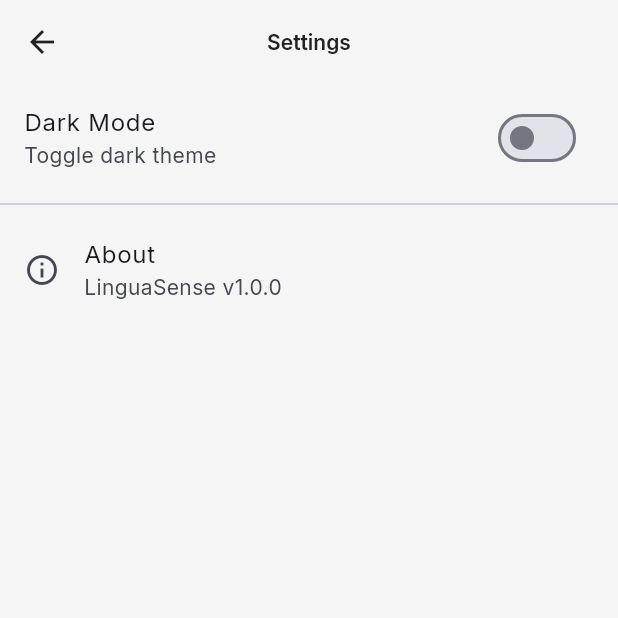
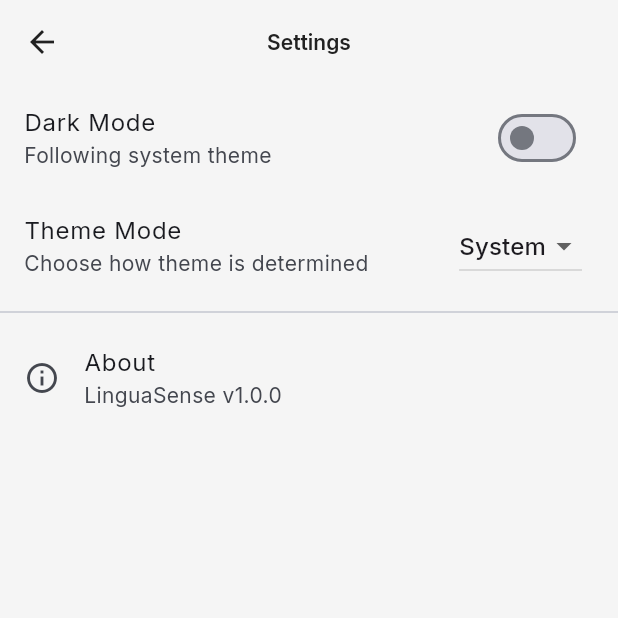
Before and after one commit to KarimAbushbak/ml-text-analysis-app, a Flutter app: the screen it shows after launch, after a tap on the "settings" icon, on a phone screen of 412 x 824 dp, the top half of it. Run offline on Flutter 3.47's test engine with Material 3 defaults, Android fonts, the light colour scheme and no system bars; our stand-ins replace bloc, flutter_bloc, go_router, google_fonts, shared_preferences.

Commit message:
feat: implement dark mode and language constants
- Add ThemeProvider for theme state management
- Add provider package dependency
- Update main.dart to use ThemeProvider
- Add theme toggle in Settings screen with dropdown
- Persist theme preference using SharedPreferences
- Extract language constants to shared file
- Add LanguageConstants class with language code mappings

```diff
--- /dev/null
+++ b/flutter/nlp_flutter_app/lib/core/theme/theme_provider.dart
@@ -0,0 +1,64 @@
+import 'package:flutter/material.dart';
+import 'package:shared_preferences/shared_preferences.dart';
+
+/// Theme provider to manage app theme state
+class ThemeProvider extends ChangeNotifier {
+  static const String _themeKey = 'theme_mode';
+  ThemeMode _themeMode = ThemeMode.system;
+
+  ThemeMode get themeMode => _themeMode;
+
+  bool get isDarkMode {
+    if (_themeMode == ThemeMode.system) {
+      return WidgetsBinding.instance.platformDispatcher.platformBrightness ==
+          Brightness.dark;
+    }
+    return _themeMode == ThemeMode.dark;
+  }
+
+  ThemeProvider() {
+    _loadTheme();
+  }
+
+  Future<void> _loadTheme() async {
+    try {
+      final prefs = await SharedPreferences.getInstance();
+      final savedTheme = prefs.getString(_themeKey);
+      if (savedTheme != null) {
+        _themeMode = ThemeMode.values.firstWhere(
+          (mode) => mode.toString() == savedTheme,
+          orElse: () => ThemeMode.system,
+        );
+        notifyListeners();
+      }
+    } catch (e) {
+      // If there's an error, use system default
+      _themeMode = ThemeMode.system;
+    }
+  }
+
+  Future<void> setThemeMode(ThemeMode mode) async {
+    if (_themeMode == mode) return;
+
+    _themeMode = mode;
+    notifyListeners();
+
+    try {
+      final prefs = await SharedPreferences.getInstance();
+      await prefs.setString(_themeKey, mode.toString());
+    } catch (e) {
+      // Ignore persistence errors
+    }
+  }
+
+  Future<void> toggleTheme() async {
+    if (_themeMode == ThemeMode.system) {
+      // If system mode, toggle to dark first
+      await setThemeMode(ThemeMode.dark);
+    } else if (_themeMode == ThemeMode.dark) {
+      await setThemeMode(ThemeMode.light);
+    } else {
+      await setThemeMode(ThemeMode.dark);
+    }
+  }
+}
--- a/flutter/nlp_flutter_app/lib/features/settings/settings_screen.dart
+++ b/flutter/nlp_flutter_app/lib/features/settings/settings_screen.dart
@@ -1,18 +1,16 @@
 import 'package:flutter/material.dart';
+import 'package:provider/provider.dart';
+import '../../core/theme/theme_provider.dart';
 
 /// Settings screen
-class SettingsScreen extends StatefulWidget {
+class SettingsScreen extends StatelessWidget {
   const SettingsScreen({super.key});
 
   @override
-  State<SettingsScreen> createState() => _SettingsScreenState();
-}
+  Widget build(BuildContext context) {
+    final themeProvider = context.watch<ThemeProvider>();
+    final isDarkMode = themeProvider.isDarkMode;
 
-class _SettingsScreenState extends State<SettingsScreen> {
-  bool _isDarkMode = false;
-
-  @override
-  Widget build(BuildContext context) {
     return Scaffold(
       appBar: AppBar(
         title: const Text('Settings'),
@@ -25,12 +23,47 @@ class _SettingsScreenState extends State<SettingsScreen> {
         children: [
           SwitchListTile(
             title: const Text('Dark Mode'),
-            subtitle: const Text('Toggle dark theme'),
-            value: _isDarkMode,
+            subtitle: Text(
+              themeProvider.themeMode == ThemeMode.system
+                  ? 'Following system theme'
+                  : isDarkMode
+                      ? 'Dark theme enabled'
+                      : 'Light theme enabled',
+            ),
+            value: isDarkMode,
             onChanged: (value) {
-              setState(() => _isDarkMode = value);
-              // TODO: Implement theme toggle
+              if (value) {
+                themeProvider.setThemeMode(ThemeMode.dark);
+              } else {
+                themeProvider.setThemeMode(ThemeMode.light);
+              }
             },
+          ),
+          ListTile(
+            title: const Text('Theme Mode'),
+            subtitle: const Text('Choose how theme is determined'),
+            trailing: DropdownButton<ThemeMode>(
+              value: themeProvider.themeMode,
+              items: const [
+                DropdownMenuItem(
+                  value: ThemeMode.system,
+                  child: Text('System'),
+                ),
+                DropdownMenuItem(
+                  value: ThemeMode.light,
+                  child: Text('Light'),
+                ),
+                DropdownMenuItem(
+                  value: ThemeMode.dark,
+                  child: Text('Dark'),
+                ),
+              ],
+              onChanged: (mode) {
+                if (mode != null) {
+                  themeProvider.setThemeMode(mode);
+                }
+              },
+            ),
           ),
           const Divider(),
           ListTile(
--- /dev/null
+++ b/flutter/nlp_flutter_app/lib/features/translation/translation_state.dart
@@ -0,0 +1,6 @@
+part of 'translation_cubit.dart';
+
+@immutable
+sealed class TranslationState {}
+
+final class TranslationInitial extends TranslationState {}
--- a/flutter/nlp_flutter_app/lib/main.dart
+++ b/flutter/nlp_flutter_app/lib/main.dart
@@ -1,5 +1,7 @@
 import 'package:flutter/material.dart';
+import 'package:provider/provider.dart';
 import 'core/theme/app_theme.dart';
+import 'core/theme/theme_provider.dart';
 import 'core/routing/app_router.dart';
 
 /// Main entry point of LinguaSense app
@@ -13,13 +15,20 @@ class LinguaSenseApp extends StatelessWidget {
 
   @override
   Widget build(BuildContext context) {
+    return ChangeNotifierProvider(
+      create: (_) => ThemeProvider(),
+      child: Consumer<ThemeProvider>(
+        builder: (context, themeProvider, _) {
           return MaterialApp.router(
             title: 'LinguaSense',
             debugShowCheckedModeBanner: false,
             theme: AppTheme.lightTheme,
             darkTheme: AppTheme.darkTheme,
-      themeMode: ThemeMode.system,
+            themeMode: themeProvider.themeMode,
             routerConfig: AppRouter.router,
+          );
+        },
+      ),
     );
   }
 }
--- a/flutter/nlp_flutter_app/pubspec.yaml
+++ b/flutter/nlp_flutter_app/pubspec.yaml
@@ -35,6 +35,7 @@ dependencies:
 
   # State Management
   flutter_bloc: ^8.1.6
+  provider: ^6.1.1
 
   # Networking
   http: ^1.5.0
```
Also changed, not shown: flutter/nlp_flutter_app/lib/core/constants/language_constants.dart (added, +36 -0 lines), flutter/nlp_flutter_app/lib/features/translation/translation_cubit.dart (added, +8 -0 lines), flutter/nlp_flutter_app/lib/features/translation/translation_model.dart (added), flutter/nlp_flutter_app/pubspec.lock. Lines whose indentation alone changed are shown as unchanged.
